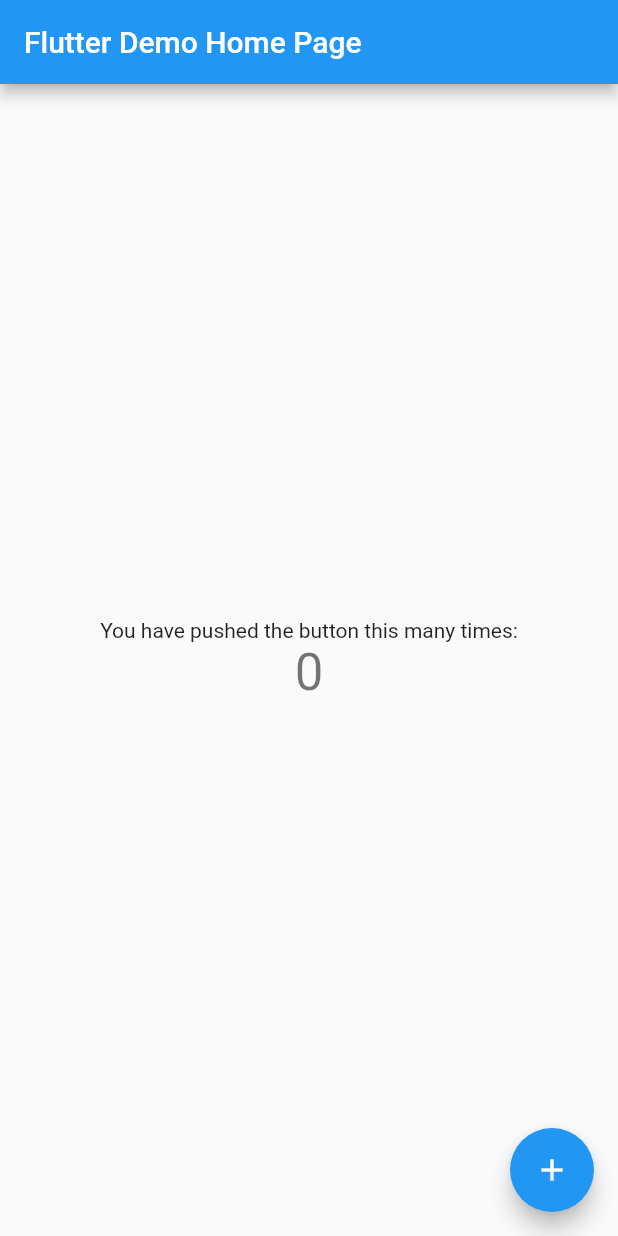
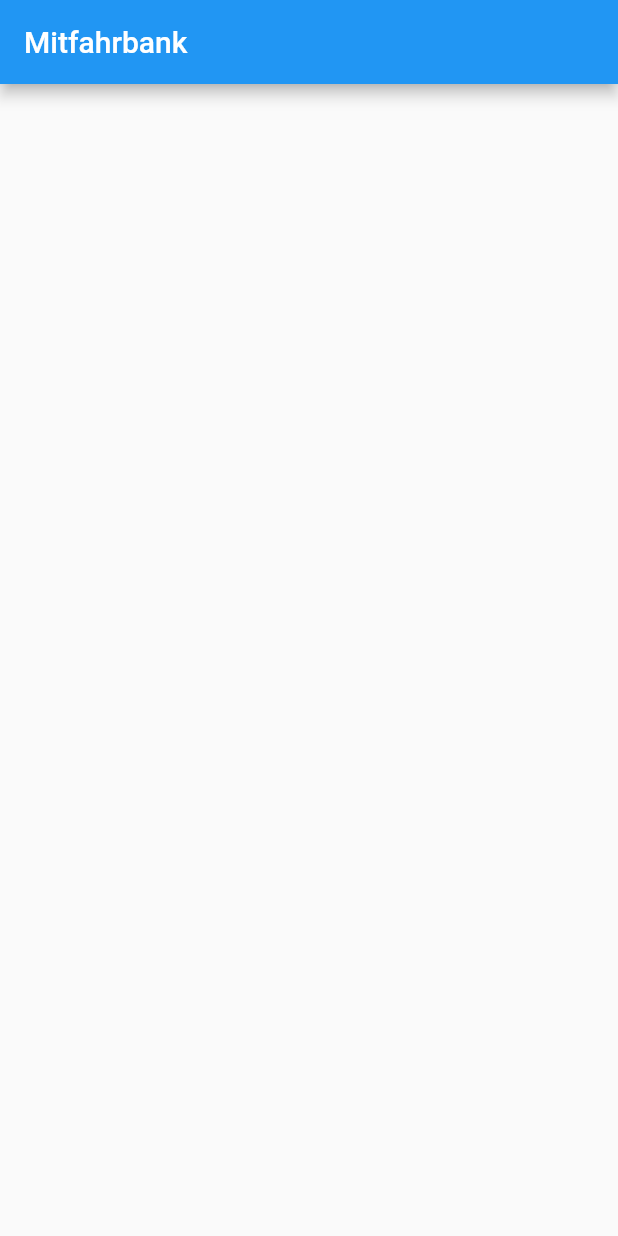
Before and after one commit to Nucleon-eV/mitfahrbank-flutter, a Flutter app: the screen it shows after launch, on a phone screen of 412 x 824 dp. Run offline on Flutter 3.47's test engine with Material 2 defaults, Android fonts, the phone set to English and light mode, and no system bars.

Commit message:
Initial Base structure

```diff
--- /dev/null
+++ b/lib/entry.dart
@@ -0,0 +1,27 @@
+import 'package:flutter/cupertino.dart';
+import 'package:flutter/material.dart';
+
+import 'views/Home.dart';
+
+class MitfahrbankApp extends StatelessWidget {
+  // This widget is the root of your application.
+  @override
+  Widget build(BuildContext context) {
+    return MaterialApp(
+      title: 'Flutter Demo',
+      theme: ThemeData(
+        // This is the theme of your application.
+        //
+        // Try running your application with "flutter run". You'll see the
+        // application has a blue toolbar. Then, without quitting the app, try
+        // changing the primarySwatch below to Colors.green and then invoke
+        // "hot reload" (press "r" in the console where you ran "flutter run",
+        // or simply save your changes to "hot reload" in a Flutter IDE).
+        // Notice that the counter didn't reset back to zero; the application
+        // is not restarted.
+        primarySwatch: Colors.blue,
+      ),
+      home: Home(),
+    );
+  }
+}
--- a/lib/main.dart
+++ b/lib/main.dart
@@ -1,111 +1,5 @@
 import 'package:flutter/material.dart';
 
-void main() => runApp(MyApp());
+import './entry.dart';
 
-class MyApp extends StatelessWidget {
-  // This widget is the root of your application.
-  @override
-  Widget build(BuildContext context) {
-    return MaterialApp(
-      title: 'Flutter Demo',
-      theme: ThemeData(
-        // This is the theme of your application.
-        //
-        // Try running your application with "flutter run". You'll see the
-        // application has a blue toolbar. Then, without quitting the app, try
-        // changing the primarySwatch below to Colors.green and then invoke
-        // "hot reload" (press "r" in the console where you ran "flutter run",
-        // or simply save your changes to "hot reload" in a Flutter IDE).
-        // Notice that the counter didn't reset back to zero; the application
-        // is not restarted.
-        primarySwatch: Colors.blue,
-      ),
-      home: MyHomePage(title: 'Flutter Demo Home Page'),
-    );
-  }
-}
-
-class MyHomePage extends StatefulWidget {
-  MyHomePage({Key key, this.title}) : super(key: key);
-
-  // This widget is the home page of your application. It is stateful, meaning
-  // that it has a State object (defined below) that contains fields that affect
-  // how it looks.
-
-  // This class is the configuration for the state. It holds the values (in this
-  // case the title) provided by the parent (in this case the App widget) and
-  // used by the build method of the State. Fields in a Widget subclass are
-  // always marked "final".
-
-  final String title;
-
-  @override
-  _MyHomePageState createState() => _MyHomePageState();
-}
-
-class _MyHomePageState extends State<MyHomePage> {
-  int _counter = 0;
-
-  void _incrementCounter() {
-    setState(() {
-      // This call to setState tells the Flutter framework that something has
-      // changed in this State, which causes it to rerun the build method below
-      // so that the display can reflect the updated values. If we changed
-      // _counter without calling setState(), then the build method would not be
-      // called again, and so nothing would appear to happen.
-      _counter++;
-    });
-  }
-
-  @override
-  Widget build(BuildContext context) {
-    // This method is rerun every time setState is called, for instance as done
-    // by the _incrementCounter method above.
-    //
-    // The Flutter framework has been optimized to make rerunning build methods
-    // fast, so that you can just rebuild anything that needs updating rather
-    // than having to individually change instances of widgets.
-    return Scaffold(
-      appBar: AppBar(
-        // Here we take the value from the MyHomePage object that was created by
-        // the App.build method, and use it to set our appbar title.
-        title: Text(widget.title),
-      ),
-      body: Center(
-        // Center is a layout widget. It takes a single child and positions it
-        // in the middle of the parent.
-        child: Column(
-          // Column is also a layout widget. It takes a list of children and
-          // arranges them vertically. By default, it sizes itself to fit its
-          // children horizontally, and tries to be as tall as its parent.
-          //
-          // Invoke "debug painting" (press "p" in the console, choose the
-          // "Toggle Debug Paint" action from the Flutter Inspector in Android
-          // Studio, or the "Toggle Debug Paint" command in Visual Studio Code)
-          // to see the wireframe for each widget.
-          //
-          // Column has various properties to control how it sizes itself and
-          // how it positions its children. Here we use mainAxisAlignment to
-          // center the children vertically; the main axis here is the vertical
-          // axis because Columns are vertical (the cross axis would be
-          // horizontal).
-          mainAxisAlignment: MainAxisAlignment.center,
-          children: <Widget>[
-            Text(
-              'You have pushed the button this many times:',
-            ),
-            Text(
-              '$_counter',
-              style: Theme.of(context).textTheme.display1,
-            ),
-          ],
-        ),
-      ),
-      floatingActionButton: FloatingActionButton(
-        onPressed: _incrementCounter,
-        tooltip: 'Increment',
-        child: Icon(Icons.add),
-      ), // This trailing comma makes auto-formatting nicer for build methods.
-    );
-  }
-}
+void main() => runApp(MitfahrbankApp());
--- /dev/null
+++ b/lib/views/Home.dart
@@ -0,0 +1,13 @@
+import 'package:flutter/material.dart';
+
+class Home extends StatelessWidget {
+  @override
+  Widget build(BuildContext context) {
+    return Scaffold(
+      appBar: AppBar(
+        title: Text("Mitfahrbank"),
+      ),
+      body: Container(),
+    );
+  }
+}
```
Also changed, not shown: 1 other file.
